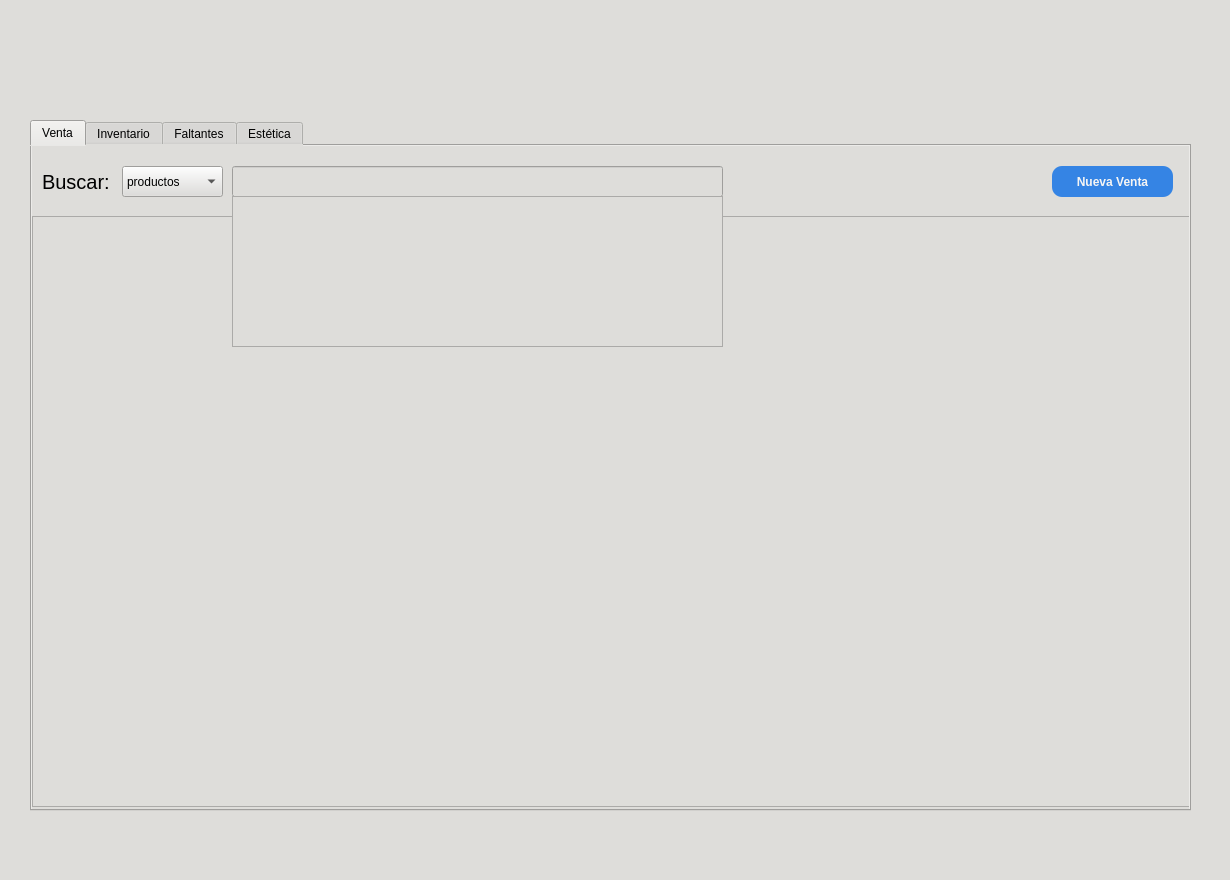
Above: UI/main.ui from nssmelmsr/CentroVeterinario before the change. Below: the same form after it.
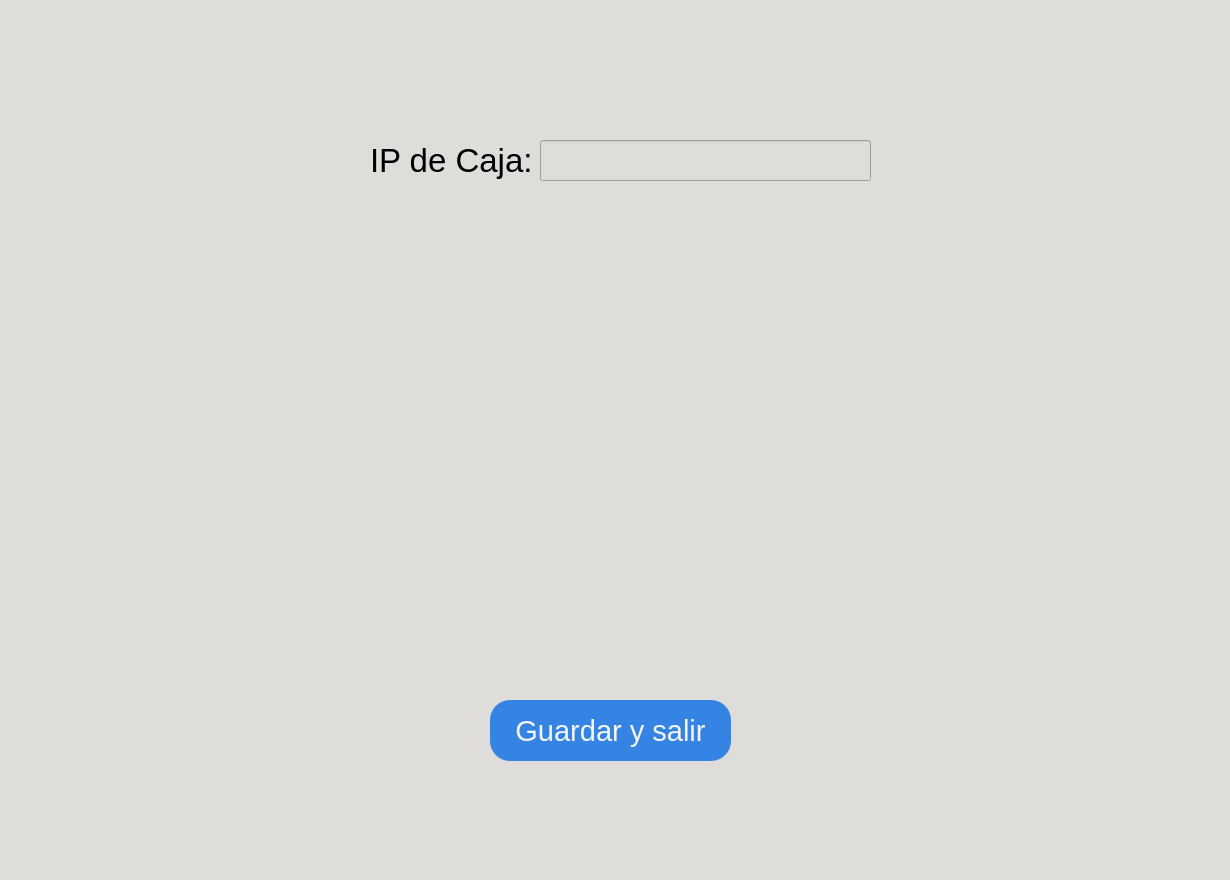
That is the form after the change. Icons and pictures are not drawn.

Commit message: pestaña caja recibe, crea y edita notas con normalidad, se agrega ventana de admin

Diff of the .ui file:
```diff
--- a/UI/main.ui
+++ b/UI/main.ui
@@ -57,6 +57,11 @@
       <height>880</height>
      </size>
     </property>
+    <property name="font">
+     <font>
+      <pointsize>10</pointsize>
+     </font>
+    </property>
     <property name="autoFillBackground">
      <bool>false</bool>
     </property>
@@ -64,7 +69,7 @@
      <string notr="true">background-color:rgb(222, 221, 218)</string>
     </property>
     <property name="currentIndex">
-     <number>1</number>
+     <number>3</number>
     </property>
     <widget class="QWidget" name="Login">
      <property name="autoFillBackground">
@@ -341,11 +346,17 @@
            <rect>
             <x>0</x>
             <y>0</y>
-            <width>1151</width>
-            <height>581</height>
+            <width>1161</width>
+            <height>591</height>
            </rect>
           </property>
           <layout class="QHBoxLayout" name="HLayout">
+           <property name="spacing">
+            <number>4</number>
+           </property>
+           <property name="sizeConstraint">
+            <enum>QLayout::SetMaximumSize</enum>
+           </property>
            <property name="leftMargin">
             <number>2</number>
            </property>
@@ -353,7 +364,7 @@
             <number>1</number>
            </property>
            <property name="rightMargin">
-            <number>1</number>
+            <number>2</number>
            </property>
            <property name="bottomMargin">
             <number>1</number>
@@ -1049,6 +1060,57 @@
       </property>
      </widget>
     </widget>
+    <widget class="QWidget" name="page">
+     <widget class="QPushButton" name="admin_SE_button">
+      <property name="geometry">
+       <rect>
+        <x>490</x>
+        <y>700</y>
+        <width>241</width>
+        <height>61</height>
+       </rect>
+      </property>
+      <property name="font">
+       <font>
+        <pointsize>22</pointsize>
+       </font>
+      </property>
+      <property name="styleSheet">
+       <string notr="true">background-color:rgb(53, 132, 228); color: rgb(246, 245, 244); border-radius:20px;</string>
+      </property>
+      <property name="text">
+       <string>Guardar y salir</string>
+      </property>
+     </widget>
+     <widget class="QLineEdit" name="IP_le">
+      <property name="geometry">
+       <rect>
+        <x>540</x>
+        <y>140</y>
+        <width>331</width>
+        <height>41</height>
+       </rect>
+      </property>
+     </widget>
+     <widget class="QLabel" name="IP_label">
+      <property name="geometry">
+       <rect>
+        <x>370</x>
+        <y>140</y>
+        <width>161</width>
+        <height>41</height>
+       </rect>
+      </property>
+      <property name="font">
+       <font>
+        <pointsize>25</pointsize>
+       </font>
+      </property>
+      <property name="text">
+       <string>IP de Caja:</string>
+      </property>
+     </widget>
+    </widget>
    </widget>
   </widget>
  </widget>
```
Left out of the diff: 2 changed lines with no effect on the pictures. The commit also changes 5 other files.
